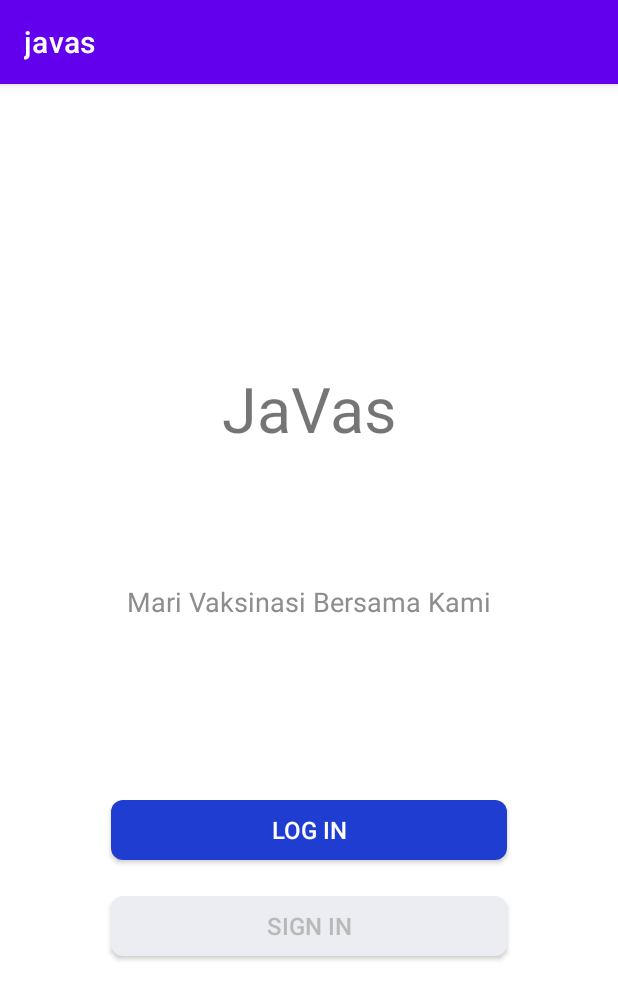
After one commit to B21-CAP0375/Javas, an Android app: the fragment LandingPage shown on its own in the app's theme, on a phone screen of 412 x 824 dp. The commit adds this screen. Shown: the top 1000 px of the screen. Run offline under Robolectric (Android 15) with nearby library versions, the phone set to English and light mode, and no system bars.

Commit message:
Membuat Page Landing Page dan Login

```diff
--- a/app/build.gradle
+++ b/app/build.gradle
@@ -39,6 +39,7 @@ dependencies {
     implementation 'androidx.appcompat:appcompat:1.3.0'
     implementation 'com.google.android.material:material:1.3.0'
     implementation 'androidx.constraintlayout:constraintlayout:2.0.4'
+    implementation 'androidx.legacy:legacy-support-v4:1.0.0'
     testImplementation 'junit:junit:4.+'
     androidTestImplementation 'androidx.test.ext:junit:1.1.2'
     androidTestImplementation 'androidx.test.espresso:espresso-core:3.3.0'
--- /dev/null
+++ b/app/src/main/java/com/example/javas/ui/LandingPage/LandingPage.kt
@@ -0,0 +1,60 @@
+package com.example.javas.ui.LandingPage
+
+import android.os.Bundle
+import androidx.fragment.app.Fragment
+import android.view.LayoutInflater
+import android.view.View
+import android.view.ViewGroup
+import com.example.javas.R
+
+// TODO: Rename parameter arguments, choose names that match
+// the fragment initialization parameters, e.g. ARG_ITEM_NUMBER
+private const val ARG_PARAM1 = "param1"
+private const val ARG_PARAM2 = "param2"
+
+/**
+ * A simple [Fragment] subclass.
+ * Use the [LandingPage.newInstance] factory method to
+ * create an instance of this fragment.
+ */
+class LandingPage : Fragment() {
+    // TODO: Rename and change types of parameters
+    private var param1: String? = null
+    private var param2: String? = null
+
+    override fun onCreate(savedInstanceState: Bundle?) {
+        super.onCreate(savedInstanceState)
+        arguments?.let {
+            param1 = it.getString(ARG_PARAM1)
+            param2 = it.getString(ARG_PARAM2)
+        }
+    }
+
+    override fun onCreateView(
+        inflater: LayoutInflater, container: ViewGroup?,
+        savedInstanceState: Bundle?
+    ): View? {
+        // Inflate the layout for this fragment
+        return inflater.inflate(R.layout.fragment_landing_page, container, false)
+    }
+
+    companion object {
+        /**
+         * Use this factory method to create a new instance of
+         * this fragment using the provided parameters.
+         *
+         * @param param1 Parameter 1.
+         * @param param2 Parameter 2.
+         * @return A new instance of fragment LandingPage.
+         */
+        // TODO: Rename and change types and number of parameters
+        @JvmStatic
+        fun newInstance(param1: String, param2: String) =
+            LandingPage().apply {
+                arguments = Bundle().apply {
+                    putString(ARG_PARAM1, param1)
+                    putString(ARG_PARAM2, param2)
+                }
+            }
+    }
+}
--- /dev/null
+++ b/app/src/main/res/drawable/background_button_blue_primary.xml
@@ -0,0 +1,12 @@
+<?xml version="1.0" encoding="utf-8"?>
+<shape xmlns:android="http://schemas.android.com/apk/res/android">
+
+    <solid
+        android:color="@color/blue"/>
+
+    <corners
+        android:radius="8dp"
+        />
+
+
+</shape>
--- /dev/null
+++ b/app/src/main/res/drawable/background_button_grey_primary.xml
@@ -0,0 +1,9 @@
+<?xml version="1.0" encoding="utf-8"?>
+<shape xmlns:android="http://schemas.android.com/apk/res/android">
+
+    <solid
+        android:color="#EBEDF3"/>
+
+    <corners
+        android:radius="8dp"/>
+</shape>
--- /dev/null
+++ b/app/src/main/res/layout/fragment_landing_page.xml
@@ -0,0 +1,70 @@
+<?xml version="1.0" encoding="utf-8"?>
+<androidx.constraintlayout.widget.ConstraintLayout xmlns:android="http://schemas.android.com/apk/res/android"
+    xmlns:tools="http://schemas.android.com/tools"
+    android:layout_width="match_parent"
+    android:layout_height="match_parent"
+    xmlns:app="http://schemas.android.com/apk/res-auto"
+    tools:context=".ui.LandingPage.LandingPage">
+
+    <!-- TODO: Update blank fragment layout -->
+
+
+    <androidx.appcompat.widget.AppCompatTextView
+        android:id="@+id/landing_title"
+        android:layout_width="match_parent"
+        android:layout_height="wrap_content"
+        android:layout_marginTop="188dp"
+        android:text="@string/landing_page_title"
+        android:textAlignment="center"
+        android:fontFamily="sans-serif"
+        android:textSize="42sp"
+        app:layout_constraintEnd_toEndOf="parent"
+        app:layout_constraintHorizontal_bias="0.0"
+        app:layout_constraintStart_toStartOf="parent"
+        app:layout_constraintTop_toTopOf="parent" />
+
+
+    <androidx.appcompat.widget.AppCompatTextView
+        android:id="@+id/landing_text"
+        android:layout_width="match_parent"
+        android:layout_height="wrap_content"
+        android:layout_marginTop="88dp"
+        android:text="@string/Landing_page_text"
+        android:textAlignment="center"
+        android:textColor="#8E8D8D"
+        android:textSize="18sp"
+        app:layout_constraintEnd_toEndOf="parent"
+        app:layout_constraintHorizontal_bias="0.0"
+        app:layout_constraintStart_toStartOf="parent"
+        app:layout_constraintTop_toBottomOf="@id/landing_title" />
+
+    <androidx.appcompat.widget.AppCompatButton
+        android:id="@+id/btn_login"
+        android:layout_width="264dp"
+        android:layout_height="40dp"
+        android:text="@string/login_btn_txt"
+        android:textSize="16sp"
+        android:textColor="@color/white"
+        android:background="@drawable/background_button_blue_primary"
+        android:layout_marginTop="120dp"
+        app:layout_constraintTop_toBottomOf="@id/landing_text"
+        app:layout_constraintStart_toStartOf="parent"
+        app:layout_constraintEnd_toEndOf="parent" />
+
+    <androidx.appcompat.widget.AppCompatButton
+        android:id="@+id/btn_signin"
+        android:layout_width="264dp"
+        android:layout_height="40dp"
+        android:text="@string/signin_btn_txt"
+        android:textSize="16sp"
+        android:textColor="#B9B9B9"
+        android:background="@drawable/background_button_grey_primary"
+        android:layout_marginTop="24dp"
+        app:layout_constraintTop_toBottomOf="@id/btn_login"
+        app:layout_constraintStart_toStartOf="parent"
+        app:layout_constraintEnd_toEndOf="parent" />
+
+
+
+
+</androidx.constraintlayout.widget.ConstraintLayout>
--- a/app/src/main/res/values/colors.xml
+++ b/app/src/main/res/values/colors.xml
@@ -7,4 +7,6 @@
     <color name="teal_700">#FF018786</color>
     <color name="black">#FF000000</color>
     <color name="white">#FFFFFFFF</color>
+    <color name="blue">#203DD1</color>
+    <color name="grey">#F1F2F5</color>
 </resources>
--- a/app/src/main/res/values/strings.xml
+++ b/app/src/main/res/values/strings.xml
@@ -1,3 +1,19 @@
 <resources>
     <string name="app_name">javas</string>
+    <!-- TODO: Remove or change this placeholder text -->
+    <string name="hello_blank_fragment">Hello blank fragment</string>
+
+    <!--landing page-->
+    <string name="landing_page_title">JaVas</string>
+    <string name="Landing_page_text">Mari Vaksinasi Bersama Kami</string>
+
+
+    <!--Login page-->
+    <string name="login_page_title">Login</string>
+    <string name="login_email_input">Email</string>
+    <string name="login_password_input">Password</string>
+
+    <!--Button -->
+    <string name="login_btn_txt">Log In</string>
+    <string name="signin_btn_txt">Sign In</string>
 </resources>
```
Also changed, not shown: app/src/main/java/com/example/javas/ui/login/LoginFragment.kt (added, +60 -0 lines), app/src/main/res/layout/fragment_login.xml (added, +60 -0 lines), app/src/main/res/font/montserrat.ttf (added).
